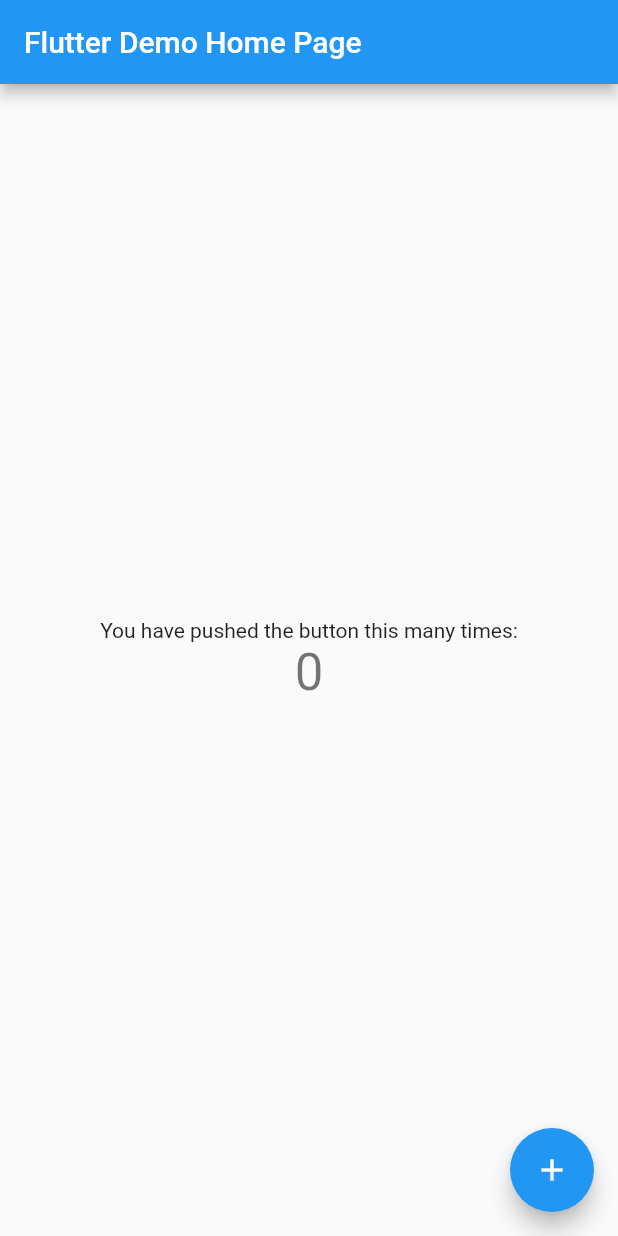
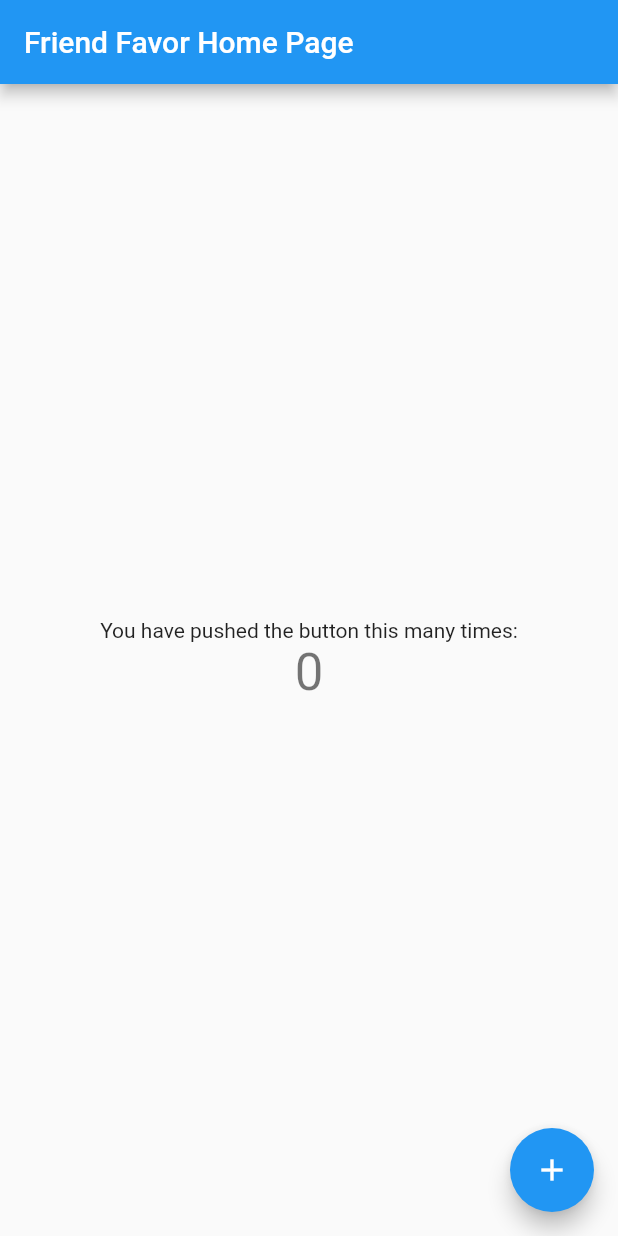
Before and after one commit to VdPConsultants/Course_Flutter_01_friend_favor, a Flutter app: the screen it shows after launch, on a phone screen of 412 x 824 dp. Run offline on Flutter 3.47's test engine with Material 2 defaults, Android fonts, the phone set to English and light mode, and no system bars.

Commit message:
Another test commit

```diff
--- a/lib/main.dart
+++ b/lib/main.dart
@@ -26,7 +26,7 @@ class MyApp extends StatelessWidget {
         // closer together (more dense) than on mobile platforms.
         visualDensity: VisualDensity.adaptivePlatformDensity,
       ),
-      home: MyHomePage(title: 'Flutter Demo Home Page'),
+      home: MyHomePage(title: 'Friend Favor Home Page'),
     );
   }
 }
```
